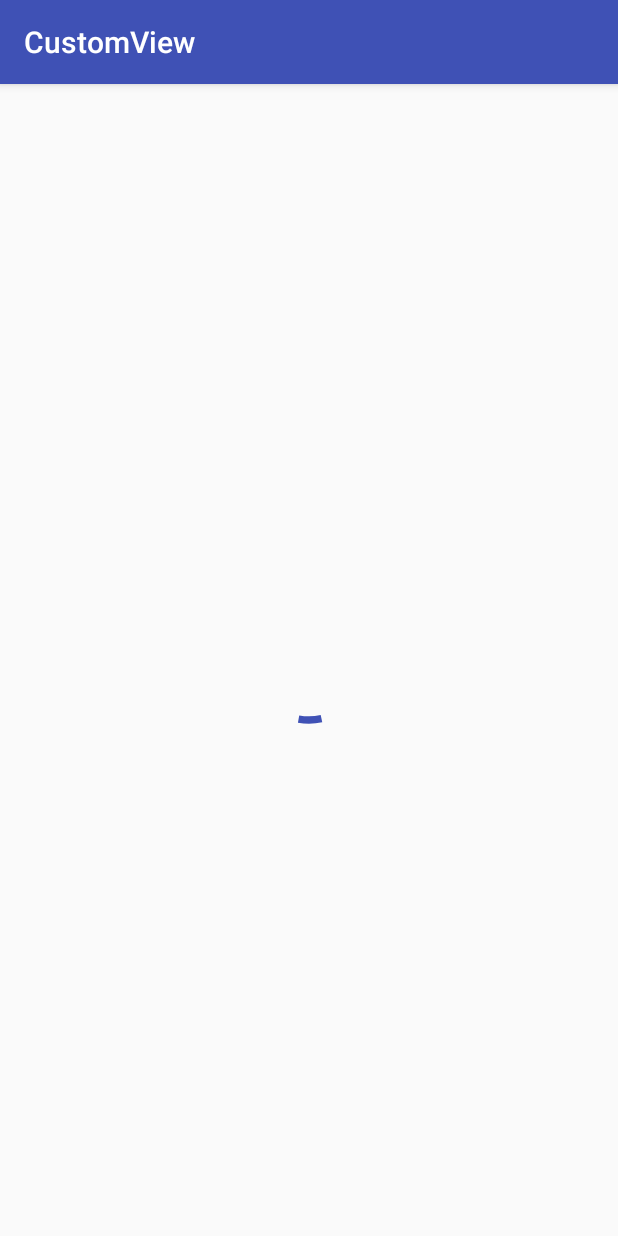
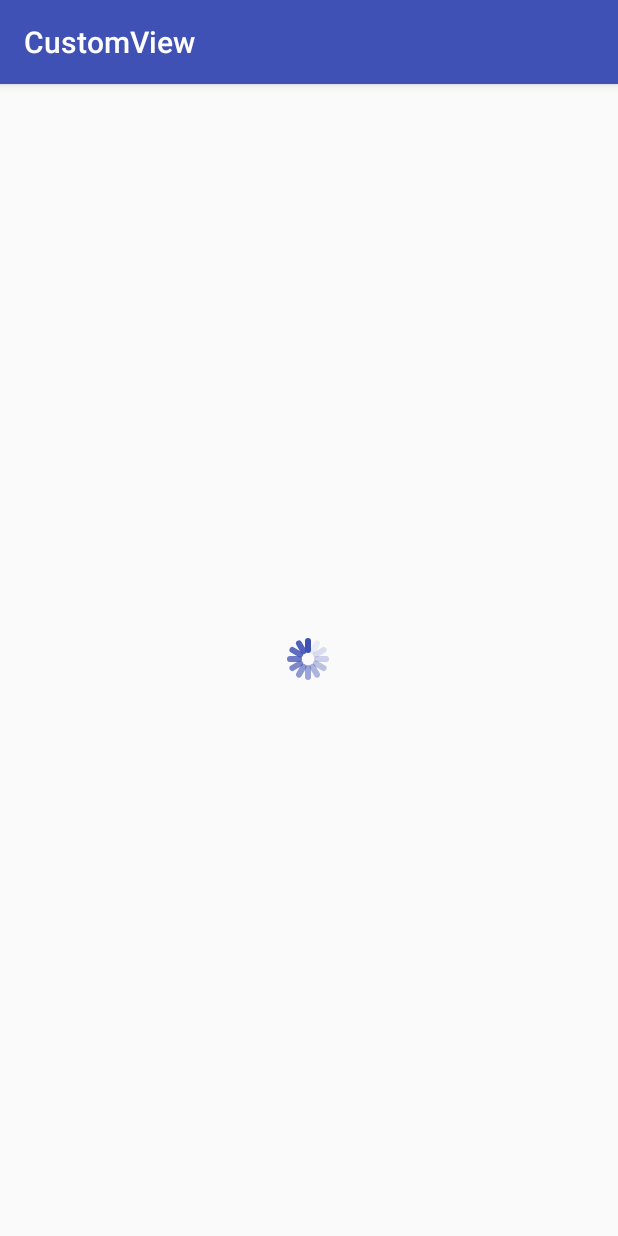
Before and after one commit to GoldbergM/MCustomView, an Android app: the screen it shows after launch (MainActivity), on a phone screen of 412 x 824 dp. Run offline under Robolectric (Android 15) with nearby library versions, the phone set to English and light mode, and no system bars.

Commit message:
add some custom views

```diff
--- a/app/src/main/java/com/github/goldberg/customview/MainActivity.java
+++ b/app/src/main/java/com/github/goldberg/customview/MainActivity.java
@@ -17,8 +17,6 @@ public class MainActivity extends AppCompatActivity {
     protected void onCreate(Bundle savedInstanceState) {
         super.onCreate(savedInstanceState);
         setContentView(R.layout.activity_progress);
-      //  final MaterialProgressView materialProgressView = (MaterialProgressView) findViewById(R.id.materialProgressView);
-//        initViews();
     }
 
     private void initViews() {
--- /dev/null
+++ b/app/src/main/java/com/github/goldberg/customview/circularprogressbar/IOSProgressView.java
@@ -0,0 +1,147 @@
+package com.github.goldberg.customview.circularprogressbar;
+
+import android.animation.ValueAnimator;
+import android.content.Context;
+import android.content.res.TypedArray;
+import android.graphics.Canvas;
+import android.graphics.Color;
+import android.graphics.Paint;
+import android.graphics.Point;
+import android.util.AttributeSet;
+import android.view.View;
+import android.view.animation.LinearInterpolator;
+
+import com.github.goldberg.customview.R;
+
+/**
+ * Created by mengzhun on 2016/11/14.
+ */
+
+public class IOSProgressView extends View {
+
+
+    private static final String TAG = "IOSProgressView";
+
+    private int mLeafCount;
+    private static final int LEAF_COUNT_DEFAULT = 12;
+    private int mColor;
+    private static final int COLOR_DEFAULT = Color.BLACK;
+    private int mRadius;
+    private static final int RADIUS_DEFAULT = 36;
+    private int mDuration;
+    private static final int DURATION_DEFAULT = 800;
+
+
+    private int rotateAngle;
+    private ValueAnimator valueAnimator;
+    private int mCurrentValue;
+    private int[] colors;
+
+    private Paint mPaint;
+    private int mStrokeWidth = 6;
+    private int mWidth;
+    private int mHeight;
+    private int mContentWidth;
+    private int mContentHeight;
+    private int mPaddingLeft;
+    private int mPaddingTop;
+    private int mPaddingRight;
+    private int mPaddingBottom;
+    private Point centrePoint;
+
+    public IOSProgressView(Context context) {
+        this(context, null);
+    }
+
+    public IOSProgressView(Context context, AttributeSet attrs) {
+        this(context, attrs, 0);
+    }
+
+    public IOSProgressView(Context context, AttributeSet attrs, int defStyleAttr) {
+        super(context, attrs, defStyleAttr);
+        init(context, attrs);
+    }
+
+    private void init(Context context, AttributeSet attributeSet) {
+        TypedArray typedArray = context.obtainStyledAttributes(attributeSet,
+                R.styleable.IOSProgressView);
+        mColor = typedArray.getColor(R.styleable.IOSProgressView_iColor, COLOR_DEFAULT);
+        mRadius = typedArray.getDimensionPixelSize(R.styleable.IOSProgressView_iRadius, RADIUS_DEFAULT);
+        mLeafCount = typedArray.getInteger(R.styleable.IOSProgressView_iLeafCount, LEAF_COUNT_DEFAULT);
+        mDuration = typedArray.getInteger(R.styleable.IOSProgressView_iDuration, DURATION_DEFAULT);
+        mPaint = new Paint();
+        mPaint.setColor(mColor);
+        mPaint.setFlags(Paint.ANTI_ALIAS_FLAG);
+        mPaint.setStyle(Paint.Style.STROKE);
+        mPaint.setStrokeWidth(mStrokeWidth);
+        mPaint.setStrokeCap(Paint.Cap.ROUND);
+    }
+
+    @Override
+    protected void onSizeChanged(int w, int h, int oldW, int oldH) {
+        super.onSizeChanged(w, h, oldW, oldH);
+        mWidth = w;
+        mHeight = h;
+        mPaddingLeft = getPaddingLeft();
+        mPaddingTop = getPaddingTop();
+        mPaddingRight = getPaddingRight();
+        mPaddingBottom = getPaddingBottom();
+        mContentWidth = mWidth - mPaddingLeft - mPaddingRight;
+        mContentHeight = mHeight - mPaddingTop - mPaddingBottom;
+        centrePoint = new Point();
+        if (mContentWidth > mContentHeight) {
+            if (mRadius > mContentHeight / 2) {
+                mRadius = mContentHeight / 2;
+            }
+        } else {
+            if (mRadius > mContentWidth / 2) {
+                mRadius = mContentWidth / 2;
+            }
+        }
+        centrePoint.x = mPaddingLeft + mContentWidth / 2;
+        centrePoint.y = mPaddingTop + mContentHeight / 2;
+        rotateAngle = 360 / mLeafCount;
+        initColors();
+        valueAnimator = ValueAnimator.ofInt(mLeafCount, 0);
+        valueAnimator.setDuration(mDuration);
+        valueAnimator.setRepeatCount(ValueAnimator.INFINITE);
+        valueAnimator.setRepeatMode(ValueAnimator.RESTART);
+        valueAnimator.setInterpolator(new LinearInterpolator());
+        valueAnimator.addUpdateListener(new ValueAnimator.AnimatorUpdateListener() {
+            @Override
+            public void onAnimationUpdate(ValueAnimator animation) {
+                mCurrentValue = (int) animation.getAnimatedValue();
+                invalidate();
+            }
+        });
+        valueAnimator.start();
+    }
+
+    private void initColors() {
+        colors = new int[mLeafCount];
+        int red = Color.red(mColor);
+        int green = Color.green(mColor);
+        int blue = Color.blue(mColor);
+        int alpha = Color.alpha(mColor);
+        for (int i = 0; i < mLeafCount; i++) {
+            colors[i] = Color.argb(alpha * (i + 1) / mLeafCount, red, green, blue);
+        }
+
+    }
+
+    @Override
+    protected void onDraw(Canvas canvas) {
+        super.onDraw(canvas);
+
+        for (int i = 0; i < mLeafCount; i++) {
+            canvas.rotate(rotateAngle, centrePoint.x, centrePoint.y);
+            mPaint.setColor(colors[(i + mCurrentValue) % mLeafCount]);
+            canvas.drawLine(centrePoint.x, centrePoint.y - mRadius / 2,
+                    centrePoint.x, centrePoint.y - mRadius,
+                    mPaint);
+        }
+
+    }
+
+
+}
--- a/app/src/main/res/layout/activity_progress.xml
+++ b/app/src/main/res/layout/activity_progress.xml
@@ -12,7 +12,7 @@
         android:layout_width="100dp"
         android:layout_height="100dp"
         android:padding="10dp"
-        android:visibility="visible"
+        android:visibility="gone"
         app:angleDuration="2000"
         app:border_Width="5dp"
         app:minGapAngle="50"
@@ -20,4 +20,11 @@
         app:paintColors="@array/colors"
         app:sweepDuration="1000" />
 
+    <com.github.goldberg.customview.circularprogressbar.IOSProgressView
+        android:layout_width="150dp"
+        android:layout_height="150dp"
+        android:visibility="visible"
+        app:iColor="?colorPrimary"
+        app:iRadius="12dp" />
+
 </RelativeLayout>
--- a/app/src/main/res/values/attrs.xml
+++ b/app/src/main/res/values/attrs.xml
@@ -15,7 +15,6 @@
         <attr name="reflectionColor" format="color|integer" />
     </declare-styleable>
 
-
     <declare-styleable name="MaterialProgressView">
         <attr name="border_Width" format="dimension" />
         <attr name="paintColors" format="reference" />
@@ -24,4 +23,11 @@
         <attr name="minSweepAngle_" format="integer" />
         <attr name="minGapAngle" format="integer" />
     </declare-styleable>
+
+    <declare-styleable name="IOSProgressView">
+        <attr name="iColor" format="color" />
+        <attr name="iRadius" format="dimension" />
+        <attr name="iLeafCount" format="integer" />
+        <attr name="iDuration" format="integer" />
+    </declare-styleable>
 </resources>
```
